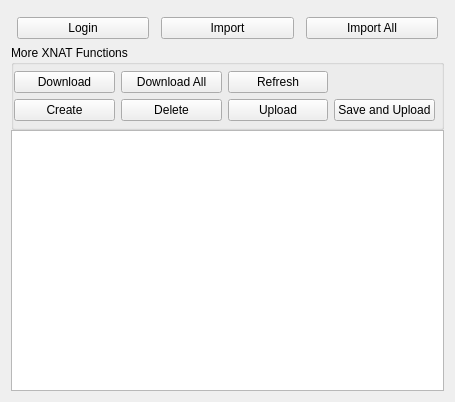
This is Code/Gui/MITK/Plugins/uk.ac.ucl.cmic.xnat/src/internal/XnatBrowserWidget.ui in NifTK/NifTK as Qt 5 draws it before an edit. The edited form follows.
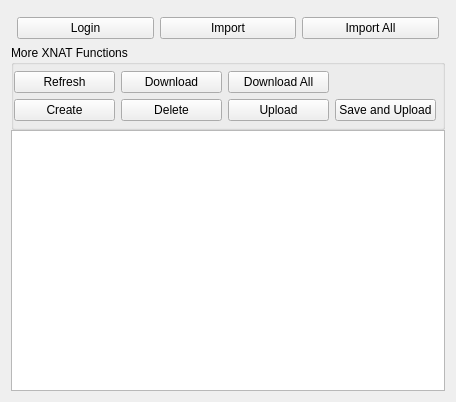
This is the edited form. Custom widgets are drawn as their Qt base class.

What changed in the file:
```diff
--- a/Code/Gui/MITK/Plugins/uk.ac.ucl.cmic.xnat/src/internal/XnatBrowserWidget.ui
+++ b/Code/Gui/MITK/Plugins/uk.ac.ucl.cmic.xnat/src/internal/XnatBrowserWidget.ui
@@ -6,7 +6,7 @@
    <rect>
     <x>0</x>
     <y>0</y>
-    <width>455</width>
+    <width>456</width>
     <height>402</height>
    </rect>
   </property>
@@ -23,7 +23,7 @@
    <item>
     <layout class="QHBoxLayout" name="horizontalLayout">
      <property name="spacing">
-      <number>12</number>
+      <number>6</number>
      </property>
      <property name="margin">
       <number>6</number>
@@ -86,20 +86,6 @@
         </property>
        </widget>
       </item>
-      <item row="0" column="0">
-       <widget class="QPushButton" name="downloadButton">
-        <property name="text">
-         <string>Download</string>
-        </property>
-       </widget>
-      </item>
-      <item row="0" column="1">
-       <widget class="QPushButton" name="downloadAllButton">
-        <property name="text">
-         <string>Download All</string>
-        </property>
-       </widget>
-      </item>
       <item row="1" column="3">
        <widget class="QPushButton" name="saveAndUploadButton">
         <property name="text">
@@ -107,13 +93,6 @@
         </property>
        </widget>
       </item>
-      <item row="0" column="2">
-       <widget class="QPushButton" name="refreshButton">
-        <property name="text">
-         <string>Refresh</string>
-        </property>
-       </widget>
-      </item>
       <item row="1" column="2">
        <widget class="QPushButton" name="uploadButton">
         <property name="text">
@@ -121,6 +100,27 @@
         </property>
        </widget>
       </item>
+      <item row="0" column="2">
+       <widget class="QPushButton" name="downloadAllButton">
+        <property name="text">
+         <string>Download All</string>
+        </property>
+       </widget>
+      </item>
+      <item row="0" column="1">
+       <widget class="QPushButton" name="downloadButton">
+        <property name="text">
+         <string>Download</string>
+        </property>
+       </widget>
+      </item>
+      <item row="0" column="0">
+       <widget class="QPushButton" name="refreshButton">
+        <property name="text">
+         <string>Refresh</string>
+        </property>
+       </widget>
+      </item>
      </layout>
     </widget>
    </item>
```
